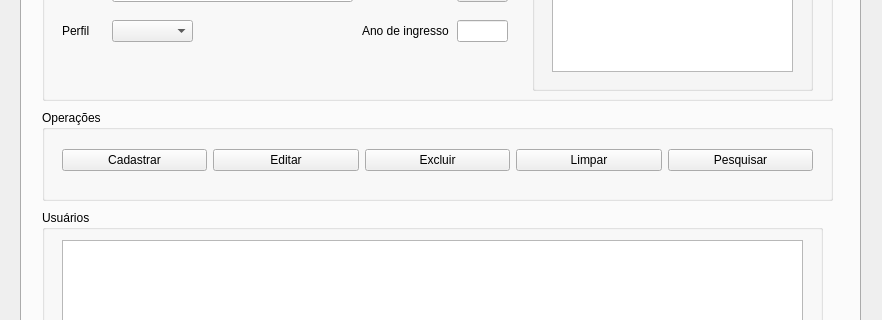
Old version of the form T3-QT/BibliotecaDC/bibliotecadc.ui in the repository LuizFMattos/T3POO; both pictures show x 0 to 882 and y 346 to 666 of the 882 by 845 pixel window.
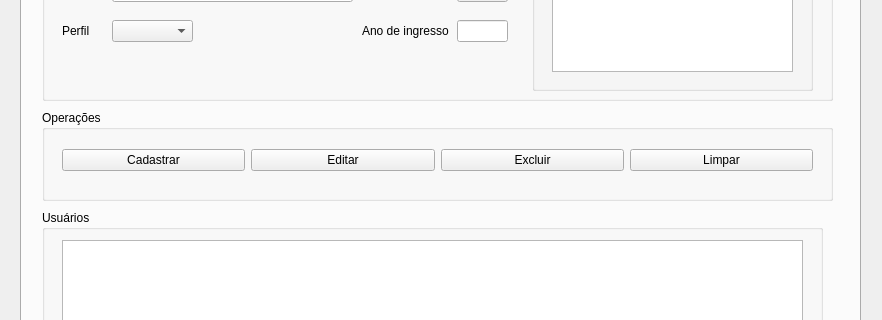
New version of the form. Icons and pictures are not drawn.

```diff
--- a/T3-QT/BibliotecaDC/bibliotecadc.ui
+++ b/T3-QT/BibliotecaDC/bibliotecadc.ui
@@ -975,13 +975,6 @@
           </property>
          </widget>
         </item>
-        <item>
-         <widget class="QPushButton" name="btnUsuarioPesquisar">
-          <property name="text">
-           <string>Pesquisar</string>
-          </property>
-         </widget>
-        </item>
        </layout>
       </widget>
      </widget>
```
Left out of the diff: 17 changed lines with no effect on the pictures.
